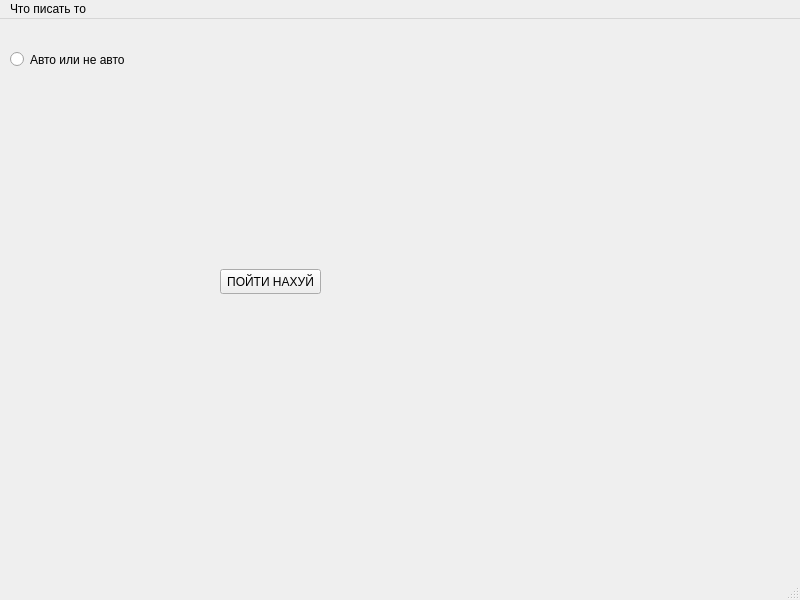
Qt form gui.ui (fedorusov/AdServer) before a commit.
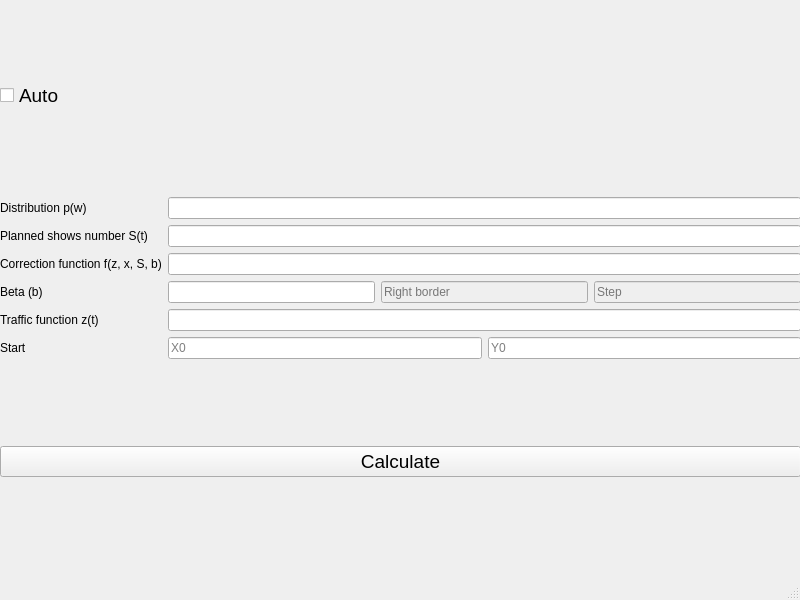
The same form after that commit.

Commit message: main window complete

```diff
--- a/gui.ui
+++ b/gui.ui
@@ -14,34 +14,185 @@
    <string>MainWindow</string>
   </property>
   <widget class="QWidget" name="centralwidget">
-   <widget class="QPushButton" name="pushButton">
+   <widget class="QWidget" name="layoutWidget">
     <property name="geometry">
      <rect>
-      <x>220</x>
-      <y>250</y>
-      <width>101</width>
-      <height>25</height>
+      <x>0</x>
+      <y>0</y>
+      <width>801</width>
+      <height>561</height>
      </rect>
     </property>
-    <property name="text">
-     <string>ПОЙТИ НАХУЙ</string>
-    </property>
+    <layout class="QVBoxLayout" name="verticalLayout">
+     <item>
+      <widget class="QCheckBox" name="checkBox">
+       <property name="font">
+        <font>
+         <pointsize>14</pointsize>
+        </font>
+       </property>
+       <property name="text">
+        <string>Auto</string>
+       </property>
+       <property name="checked">
+        <bool>false</bool>
+       </property>
+      </widget>
+     </item>
+     <item>
+      <layout class="QGridLayout" name="gridLayout">
+       <item row="4" column="0">
+        <widget class="QLabel" name="label_5">
+         <property name="text">
+          <string>Traffic function z(t)</string>
+         </property>
+        </widget>
+       </item>
+       <item row="1" column="0">
+        <widget class="QLabel" name="label">
+         <property name="frameShape">
+          <enum>QFrame::NoFrame</enum>
+         </property>
+         <property name="text">
+          <string>Planned shows number S(t)</string>
+         </property>
+        </widget>
+       </item>
+       <item row="2" column="0">
+        <widget class="QLabel" name="label_3">
+         <property name="text">
+          <string>Correction function f(z, x, S, b)</string>
+         </property>
+        </widget>
+       </item>
+       <item row="5" column="0">
+        <widget class="QLabel" name="label_6">
+         <property name="maximumSize">
+          <size>
+           <width>16777215</width>
+           <height>100</height>
+          </size>
+         </property>
+         <property name="text">
+          <string>Start</string>
+         </property>
+        </widget>
+       </item>
+       <item row="0" column="1">
+        <widget class="QLineEdit" name="distInput"/>
+       </item>
+       <item row="0" column="0">
+        <widget class="QLabel" name="label_2">
+         <property name="text">
+          <string>Distribution p(w)</string>
+         </property>
+        </widget>
+       </item>
+       <item row="1" column="1">
+        <widget class="QLineEdit" name="planInput"/>
+       </item>
+       <item row="2" column="1">
+        <widget class="QLineEdit" name="corrInput"/>
+       </item>
+       <item row="3" column="0">
+        <widget class="QLabel" name="label_4">
+         <property name="text">
+          <string>Beta (b)</string>
+         </property>
+        </widget>
+       </item>
+       <item row="4" column="1">
+        <widget class="QLineEdit" name="trafInput"/>
+       </item>
+       <item row="5" column="1">
+        <layout class="QGridLayout" name="gridLayout_2">
+         <item row="0" column="1">
+          <widget class="QLineEdit" name="Y0Input">
+           <property name="inputMask">
+            <string/>
+           </property>
+           <property name="text">
+            <string/>
+           </property>
+           <property name="frame">
+            <bool>true</bool>
+           </property>
+           <property name="echoMode">
+            <enum>QLineEdit::Normal</enum>
+           </property>
+           <property name="dragEnabled">
+            <bool>false</bool>
+           </property>
+           <property name="readOnly">
+            <bool>false</bool>
+           </property>
+           <property name="placeholderText">
+            <string>Y0</string>
+           </property>
+           <property name="clearButtonEnabled">
+            <bool>false</bool>
+           </property>
+          </widget>
+         </item>
+         <item row="0" column="0">
+          <widget class="QLineEdit" name="X0Input">
+           <property name="text">
+            <string/>
+           </property>
+           <property name="placeholderText">
+            <string>X0</string>
+           </property>
+          </widget>
+         </item>
+        </layout>
+       </item>
+       <item row="3" column="1">
+        <layout class="QHBoxLayout" name="horizontalLayout">
+         <item>
+          <widget class="QLineEdit" name="betaLInput">
+           <property name="placeholderText">
+            <string/>
+           </property>
+          </widget>
+         </item>
+         <item>
+          <widget class="QLineEdit" name="betaRInput">
+           <property name="enabled">
+            <bool>false</bool>
+           </property>
+           <property name="placeholderText">
+            <string>Right border</string>
+           </property>
+          </widget>
+         </item>
+         <item>
+          <widget class="QLineEdit" name="betaStep">
+           <property name="enabled">
+            <bool>false</bool>
+           </property>
+           <property name="placeholderText">
+            <string>Step</string>
+           </property>
+          </widget>
+         </item>
+        </layout>
+       </item>
+      </layout>
+     </item>
+     <item>
+      <widget class="QPushButton" name="pushButton">
+       <property name="font">
+        <font>
+         <pointsize>14</pointsize>
+        </font>
+       </property>
+       <property name="text">
+        <string>Calculate</string>
+       </property>
+      </widget>
+     </item>
+    </layout>
    </widget>
-   <widget class="QRadioButton" name="radioButton">
-    <property name="geometry">
-     <rect>
-      <x>10</x>
-      <y>10</y>
-      <width>171</width>
-      <height>61</height>
-     </rect>
-    </property>
-    <property name="text">
-     <string>Авто или не авто</string>
-    </property>
-   </widget>
-   <zorder>radioButton</zorder>
-   <zorder>pushButton</zorder>
   </widget>
   <widget class="QMenuBar" name="menubar">
    <property name="geometry">
@@ -52,16 +203,6 @@
      <height>22</height>
     </rect>
    </property>
-   <widget class="QMenu" name="menu">
-    <property name="title">
-     <string>Что писать то</string>
-    </property>
-    <addaction name="action_2"/>
-    <addaction name="action_3"/>
-    <addaction name="separator"/>
-    <addaction name="action_4"/>
-   </widget>
-   <addaction name="menu"/>
   </widget>
   <widget class="QStatusBar" name="statusbar"/>
   <action name="action_2">
```
Left out of the diff: 19 changed lines with no effect on the pictures. The commit also changes 3 other files.
